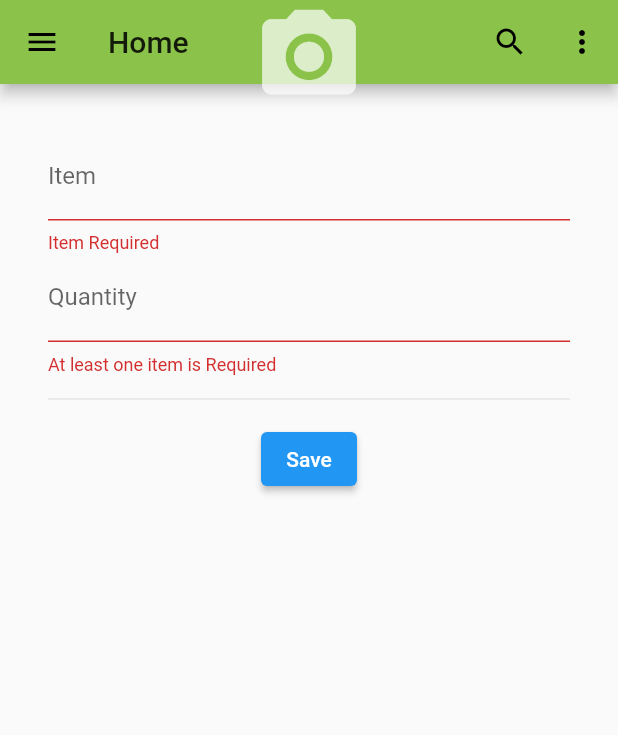
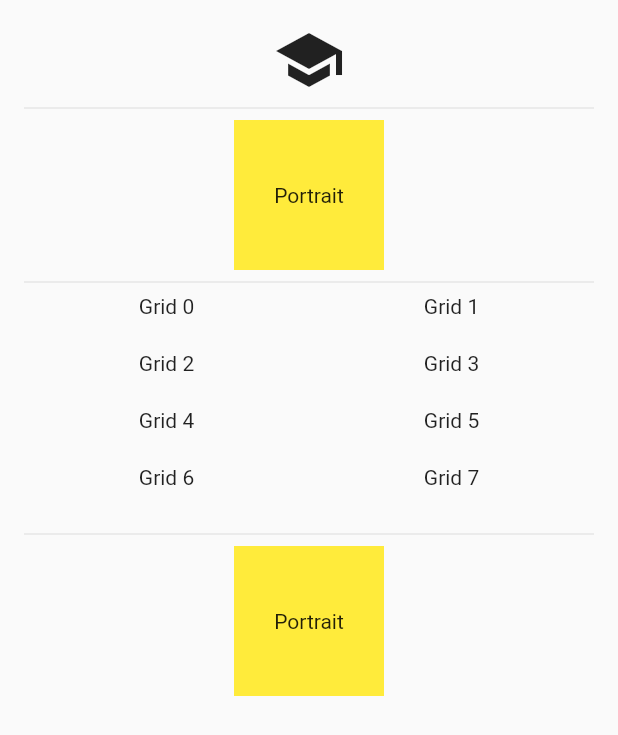
Before and after one commit to sanix-sandel/Flutter_, a Flutter app: the screen it shows after launch, on a phone screen of 412 x 824 dp. Shown: the top 735 px of the screen. Run offline on Flutter 3.47's test engine with Material 2 defaults, Android fonts, the phone set to English and light mode, and no system bars.

Commit message:
Orientation

```diff
--- a/lib/home.dart
+++ b/lib/home.dart
@@ -8,94 +8,123 @@ class Home extends StatefulWidget {
 }
 
 class _HomeState extends State<Home> {
-  final GlobalKey<FormState> _formStateKey = GlobalKey<FormState>();
+  @override
+  Widget build(BuildContext context) {
+    return Scaffold(
+        body: SafeArea(
+            child: SingleChildScrollView(
+                child: Padding(
+                    padding: EdgeInsets.all(16.0),
+                    child: Column(children: <Widget>[
+                      const OrientationLayoutIconsWidget(),
+                      Divider(),
+                      const OrientationLayoutWidget(),
+                      Divider(),
+                      const GridViewWidget(),
+                      Divider(),
+                      const OrientationBuilderWidget(),
+                    ])))));
+  }
+}
 
-  Order order = Order();
-
-  String _validateItemRequired(String value) {
-    //return "salut";
-    return value.isEmpty ? "Item Required" : "Validated";
-  }
-
-  String _validateItemCount(String value) {
-    int _valueAsInteger = value.isEmpty ? 0 : int.parse(value);
-    return _valueAsInteger == 0 ? 'At least one item is Required' : 'Validated';
-  }
-
-  void _submitOrder() {
-    if (_formStateKey.currentState!.validate()) {
-      _formStateKey.currentState!.save();
-      print('Order item: ${order.item}');
-      print('Order Quantity: ${order.quantity}');
-    }
-  }
+class OrientationLayoutIconsWidget extends StatelessWidget {
+  const OrientationLayoutIconsWidget({
+    Key? key,
+  }) : super(key: key);
 
   @override
   Widget build(BuildContext context) {
-    return Scaffold(
-        appBar: AppBar(
-          title: Text('Home'),
-          leading: IconButton(
-            icon: Icon(Icons.menu),
-            onPressed: () {},
-          ),
-          actions: <Widget>[
-            IconButton(
-              icon: Icon(Icons.search),
-              onPressed: () {},
+    Orientation orientation = MediaQuery.of(context).orientation;
+    return orientation == Orientation.portrait
+        ? Row(
+            mainAxisAlignment: MainAxisAlignment.center,
+            children: <Widget>[
+              Icon(Icons.school, size: 48.0),
+            ],
+          )
+        : Row(mainAxisAlignment: MainAxisAlignment.center, children: <Widget>[
+            //If you turn 90 dg, you get now with a brush :)
+            Icon(
+              Icons.school,
+              size: 48.0,
             ),
-            IconButton(icon: Icon(Icons.more_vert), onPressed: () {})
-          ],
-          flexibleSpace: SafeArea(
-            child: Icon(Icons.photo_camera, size: 75.0, color: Colors.white70),
-          ),
-        ),
-        body: SafeArea(
-          child: SingleChildScrollView(
-            child: Padding(
-                padding: EdgeInsets.all(16.0),
-                child: Column(
-                  children: <Widget>[
-                    Form(
-                      autovalidateMode: AutovalidateMode.always,
-                      key: _formStateKey,
-                      child: Padding(
-                        padding: EdgeInsets.all(16.0),
-                        child: Column(children: <Widget>[
-                          TextFormField(
-                            decoration: InputDecoration(
-                              hintText: 'Espresso',
-                              labelText: 'Item',
-                            ),
-                            validator: (value) => _validateItemRequired(value!),
-                            onSaved: (value) => order.item = value!,
-                          ),
-                          TextFormField(
-                            decoration: InputDecoration(
-                              hintText: '3',
-                              labelText: 'Quantity',
-                            ),
-                            validator: (value) => _validateItemCount(value!),
-                            onSaved: (value) =>
-                                order.quantity = int.parse(value!),
-                          ),
-                          Divider(height: 32.0),
-                          ElevatedButton(
-                            child: Text('Save'),
-                            // color:Colors.lightGreen,
-                            onPressed: () => _submitOrder(),
-                          ),
-                        ]),
-                      ),
-                    ),
-                  ],
-                )),
-          ),
-        ));
+            Icon(
+              Icons.brush,
+              size: 48.0,
+            )
+          ]);
   }
 }
 
-class Order {
-  late String item;
-  late int quantity;
+class OrientationLayoutWidget extends StatelessWidget {
+  const OrientationLayoutWidget({
+    Key? key,
+  }) : super(key: key);
+
+  @override
+  Widget build(BuildContext context) {
+    Orientation orientation = MediaQuery.of(context).orientation;
+
+    return orientation == Orientation.portrait
+        ? Container(
+            alignment: Alignment.center,
+            color: Colors.yellow,
+            height: 100.0,
+            width: 100.0,
+            child: Text('Portrait'),
+          )
+        : Container(
+            alignment: Alignment.center,
+            color: Colors.lightGreen,
+            height: 100.0,
+            width: 200.0,
+            child: Text('Landscape'),
+          );
+  }
 }
+
+class GridViewWidget extends StatelessWidget {
+  const GridViewWidget({Key? key}) : super(key: key);
+
+  @override
+  Widget build(BuildContext context) {
+    Orientation orientation = MediaQuery.of(context).orientation;
+
+    return GridView.count(
+      shrinkWrap: true,
+      physics: NeverScrollableScrollPhysics(),
+      crossAxisCount: orientation == Orientation.portrait ? 2 : 4,
+      childAspectRatio: 5.0,
+      children: List.generate(8, (int index) {
+        return Text("Grid $index", textAlign: TextAlign.center);
+      }),
+    );
+  }
+}
+
+class OrientationBuilderWidget extends StatelessWidget {
+  const OrientationBuilderWidget({Key? key}) : super(key: key);
+
+  @override
+  Widget build(BuildContext contex) {
+    return OrientationBuilder(
+      builder: (BuildContext context, Orientation orientation) {
+        return orientation == Orientation.portrait
+            ? Container(
+                alignment: Alignment.center,
+                color: Colors.yellow,
+                height: 100.0,
+                width: 100.0,
+                child: Text('Portrait'),
+              )
+            : Container(
+                alignment: Alignment.center,
+                color: Colors.lightGreen,
+                height: 100.0,
+                width: 200.0,
+                child: Text('Landscape'),
+              );
+      },
+    );
+  }
+}
```
